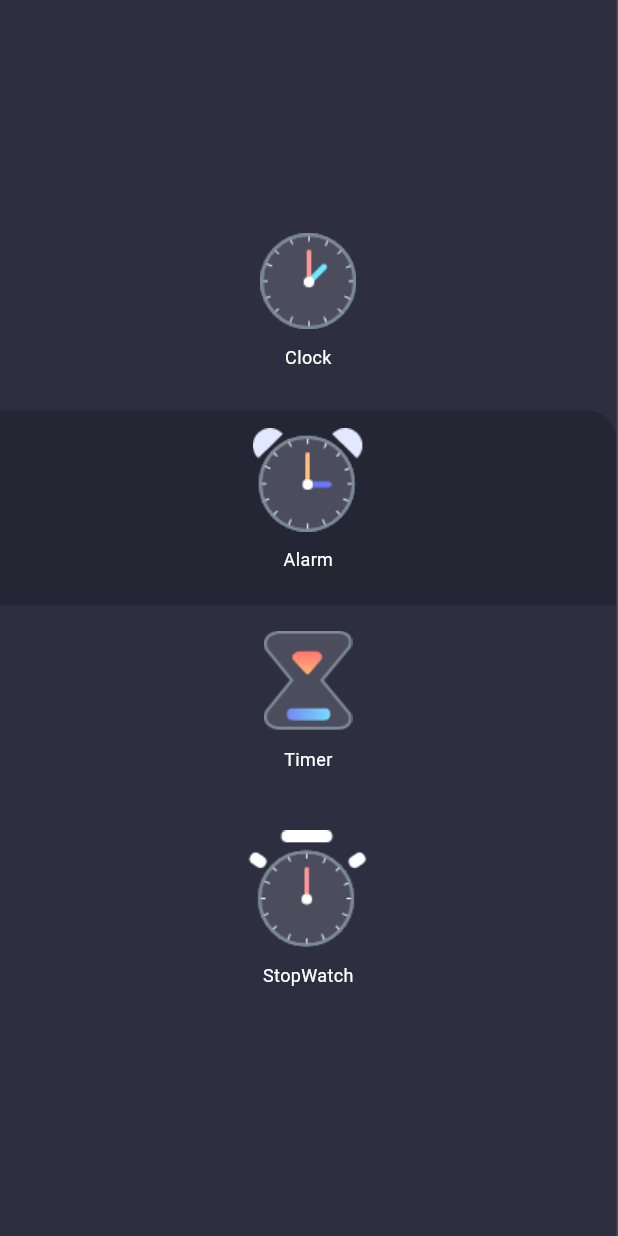
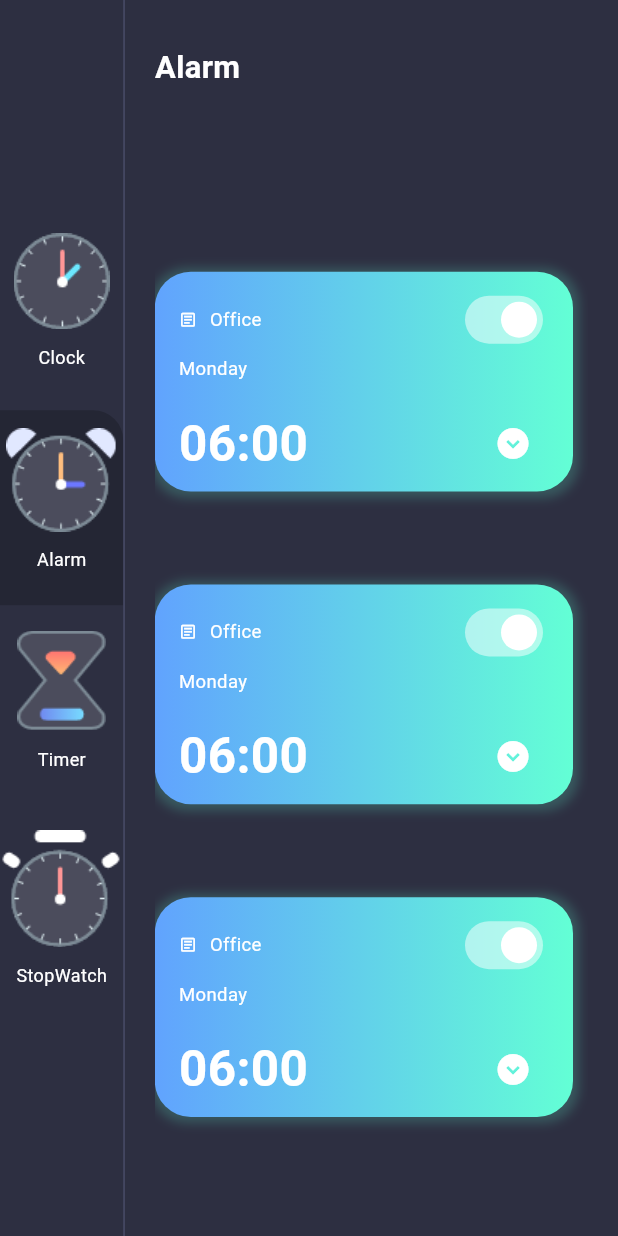
Before and after one commit to AmrAbdElHamed26/clock_app, a Flutter app: the screen it shows after launch, after a tap on "Alarm", on a phone screen of 412 x 824 dp. Run offline on Flutter 3.47's test engine with Material 3 defaults, Android fonts, the phone set to English and light mode, and no system bars; our stand-ins replace bloc, equatable, flutter_bloc, get_it; missing offline and left inert: date_time_format.

Commit message:
start alarm screen

```diff
--- /dev/null
+++ b/lib/alarm_module/presentation_layer/screens/alarm_screen.dart
@@ -0,0 +1,93 @@
+import 'package:flutter/cupertino.dart';
+import 'package:flutter/material.dart';
+import 'package:clock_app/shared/custom_colors.dart';
+class AlarmScreen extends StatelessWidget {
+  const AlarmScreen({Key? key}) : super(key: key);
+
+  @override
+  Widget build(BuildContext context) {
+    var screenWidth = MediaQuery.of(context).size.width;
+    var screenHeight = MediaQuery.of(context).size.height;
+
+    return Expanded(
+        flex: 4,
+        child: Padding(
+          padding: const EdgeInsets.symmetric(vertical: 030, horizontal: 20),
+          child: Column(
+            crossAxisAlignment: CrossAxisAlignment.start,
+            children: [
+              Text(
+                "Alarm",
+                style: TextStyle(
+                    color: Colors.white,
+                    fontWeight: FontWeight.bold,
+                    fontSize: screenWidth * .05),
+              ),
+              SizedBox(
+                height: screenHeight * .13,
+              ),
+              Expanded(child: ListView.builder(itemBuilder: (context, index) {
+                return Padding(
+                  padding: const EdgeInsets.symmetric(vertical: 15),
+                  child: Container(
+                    margin: const EdgeInsets.only(bottom: 32 , right: 10),
+                    padding: const EdgeInsets.symmetric(horizontal: 16, vertical: 8),
+                    width: double.infinity,
+                   decoration: BoxDecoration(
+                     gradient: LinearGradient(
+                       colors: GradientColors.sea,
+                       begin: Alignment.centerLeft,
+                       end: Alignment.centerRight,
+                     ),
+                     boxShadow: [
+                       BoxShadow(
+                         color: GradientColors.sea.last.withOpacity(0.2),
+                         blurRadius: 5,
+                         spreadRadius: 3,
+                         offset: Offset(1,1),
+                       ),
+                     ],
+                     borderRadius: BorderRadius.all(Radius.circular(24)),
+                   ),
+                   child: Column(
+                     crossAxisAlignment: CrossAxisAlignment.start,
+                     children: [
+
+
+                     Row(
+                       mainAxisAlignment: MainAxisAlignment.spaceBetween,
+                       children: [
+                         Row(
+                           children: [
+                             Icon(Icons.article_outlined , color: Colors.white,size: screenWidth*.03,),
+                             SizedBox(width: screenHeight*.01,),
+                             Text("Office" , style: TextStyle(color: Colors.white , fontSize: screenWidth*.03),),
+                           ],
+                         ),
+                         Switch(value: true, onChanged: (bool value){} , activeColor: Colors.white,)
+                       ],
+                     ),
+SizedBox(height: screenHeight * .00001,),
+                     Text("Monday" , style: TextStyle(color: Colors.white , fontSize: screenWidth * .03 ),),
+                       SizedBox(height: screenHeight * .02,),
+
+                       Row(
+                         mainAxisAlignment: MainAxisAlignment.spaceBetween,
+                         children: [
+                           Text("06:00" , style: TextStyle(color: Colors.white , fontSize: screenWidth * .08 , fontWeight: FontWeight.bold ),),
+                           IconButton(onPressed: (){}, icon:Icon( Icons.expand_circle_down , color: Colors.white,size: screenWidth * .06,)),
+                         ],
+                       ),
+
+
+                     ],),
+                  ),
+                );
+              },
+                itemCount: 100,
+              ))
+            ],
+          ),
+        ));
+  }
+}
--- a/lib/clock_module/presentation_layer/alarm_screen.dart
+++ /dev/null
@@ -1,10 +0,0 @@
-import 'package:flutter/cupertino.dart';
-
-class AlarmScreen extends StatelessWidget {
-  const AlarmScreen({Key? key}) : super(key: key);
-
-  @override
-  Widget build(BuildContext context) {
-    return Container();
-  }
-}
--- a/lib/clock_module/presentation_layer/component/clock_right_part.dart
+++ b/lib/clock_module/presentation_layer/component/clock_right_part.dart
@@ -16,13 +16,23 @@ class ClockRightPart extends StatefulWidget {
 }
 
 class _ClockRightPartState extends State<ClockRightPart> {
+  late Timer _timer;
 
   @override
   void initState() {
-    Timer.periodic(const Duration(seconds: 1), (timer) {
-      setState(() {});
+    super.initState();
+
+    _timer = Timer.periodic(const Duration(seconds: 1), (timer) {
+      if (mounted) {
+        setState(() {});
+      }
     });
-    super.initState();
+  }
+
+  @override
+  void dispose() {
+    _timer.cancel();
+    super.dispose();
   }
   @override
   Widget build(BuildContext context) {
--- a/lib/clock_module/presentation_layer/screens/clock_screen.dart
+++ b/lib/clock_module/presentation_layer/screens/clock_screen.dart
@@ -22,8 +22,11 @@ class ClockView extends StatelessWidget {
         ),
         BlocBuilder<ClockBloc , ClockState>(
           builder: (context , state) {
-           if(state is CurrentPageChangedState)return screens[state.pageNumber];
-           else return screens[0];
+           if(state is CurrentPageChangedState) {
+             return screens[state.pageNumber];
+           } else {
+             return screens[0];
+           }
           }
         ),
       ],
--- /dev/null
+++ b/lib/shared/custom_colors.dart
@@ -0,0 +1,37 @@
+import 'package:flutter/material.dart';
+
+class CustomColors {
+  static Color primaryTextColor = Colors.white;
+  static Color dividerColor = Colors.white54;
+  static Color pageBackgroundColor = Color(0xFF2D2F41);
+  static Color menuBackgroundColor = Color(0xFF242634);
+
+  static Color clockBG = Color(0xFF444974);
+  static Color clockOutline = Color(0xFFEAECFF);
+  static Color? secHandColor = Colors.orange[300];
+  static Color minHandStatColor = Color(0xFF748EF6);
+  static Color minHandEndColor = Color(0xFF77DDFF);
+  static Color hourHandStatColor = Color(0xFFC279FB);
+  static Color hourHandEndColor = Color(0xFFEA74AB);
+}
+
+class GradientColors {
+  final List<Color> colors;
+  GradientColors(this.colors);
+
+  static List<Color> sky = [Color(0xFF6448FE), Color(0xFF5FC6FF)];
+  static List<Color> sunset = [Color(0xFFFE6197), Color(0xFFFFB463)];
+  static List<Color> sea = [Color(0xFF61A3FE), Color(0xFF63FFD5)];
+  static List<Color> mango = [Color(0xFFFFA738), Color(0xFFFFE130)];
+  static List<Color> fire = [Color(0xFFFF5DCD), Color(0xFFFF8484)];
+}
+
+class GradientTemplate {
+  static List<GradientColors> gradientTemplate = [
+    GradientColors(GradientColors.sky),
+    GradientColors(GradientColors.sunset),
+    GradientColors(GradientColors.sea),
+    GradientColors(GradientColors.mango),
+    GradientColors(GradientColors.fire),
+  ];
+}
--- a/lib/shared/utils/constances.dart
+++ b/lib/shared/utils/constances.dart
@@ -1,5 +1,5 @@
 import 'package:clock_app/clock_module/presentation_layer/component/clock_right_part.dart';
 
-import '../../clock_module/presentation_layer/alarm_screen.dart';
+import '../../alarm_module/presentation_layer/screens/alarm_screen.dart';
 
 var  screens = [ ClockRightPart() , AlarmScreen() ];
```
